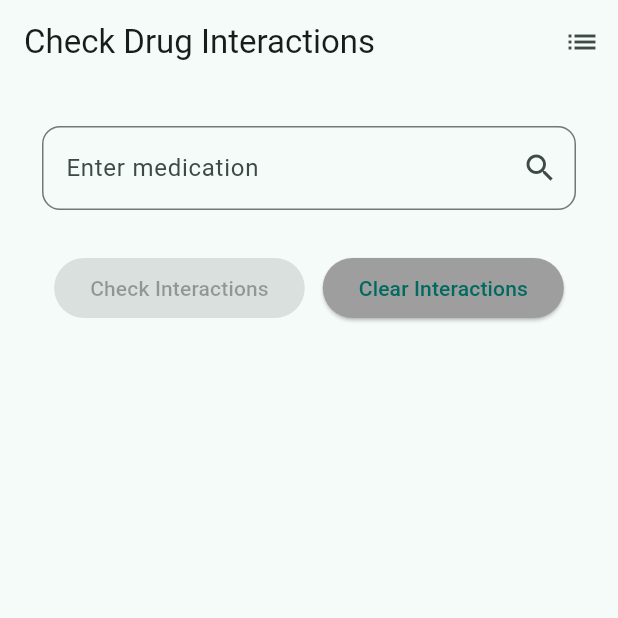
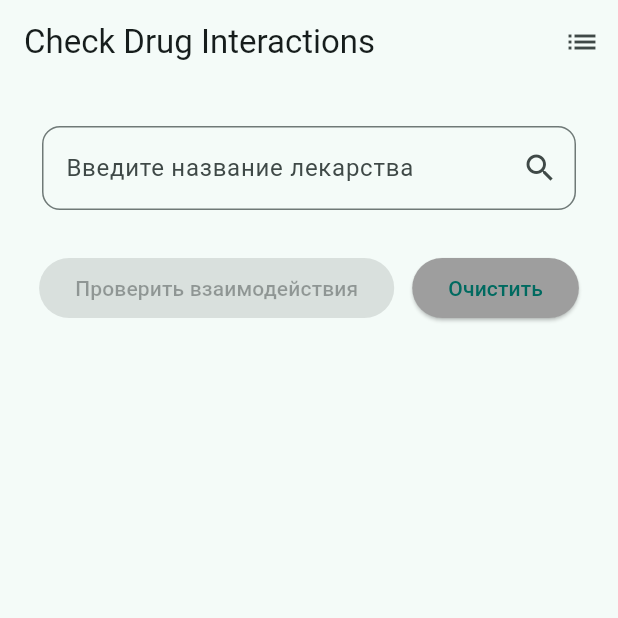
Before and after one commit to Dakera/compatibility_app, a Flutter app: the screen it shows after launch, on a phone screen of 412 x 824 dp, the top half of it. Run offline on Flutter 3.47's test engine with Material 3 defaults, Android fonts, the phone set to English and light mode, and no system bars.

Commit message:
More refactoring

```diff
--- a/lib/screens/interaction_check_screen.dart
+++ b/lib/screens/interaction_check_screen.dart
@@ -4,6 +4,7 @@ import '../models/interaction.dart';
 import '../data/mock_medications.dart';
 import 'medication_list_screen.dart';
 import '../widgets/interaction_card.dart';
+import '../widgets/interaction_body.dart';
 
 class InteractionCheckScreen extends StatefulWidget {
   const InteractionCheckScreen({super.key});
@@ -13,7 +14,6 @@ class InteractionCheckScreen extends StatefulWidget {
 }
 
 class _InteractionCheckScreenState extends State<InteractionCheckScreen> {
-  //List<String> selectedMeds = [];
   List<Interaction> foundInteractions = [];
   final TextEditingController _medController = TextEditingController();
   final List<String> _selectedMedications = [];
@@ -42,6 +42,11 @@ void checkInteractions() {
     });
   }
 
+  void removeMedication(String med) {
+  setState(() {
+    _selectedMedications.remove(med);
+  });
+}
 
 
   Color getColor(InteractionSeverity severity) {
@@ -87,115 +92,21 @@ void checkInteractions() {
           ),
         ],
       ),
-      body: Padding(
-        padding: const EdgeInsets.all(16),
-        child: Column(
-          children: [
-            Padding(
-              padding: const EdgeInsets.all(12.0),
-              child: RawAutocomplete<String>(
-                textEditingController: _medController,
-                focusNode: FocusNode(),
-                optionsBuilder: (TextEditingValue textEditingValue) {
-                  if (textEditingValue.text.isEmpty) {
-                    return const Iterable<String>.empty();
-                  }
-                  return mockMedications
-                      .where((m) => m.name.toLowerCase().contains(textEditingValue.text.toLowerCase()))
-                      .map((m) => m.name); // Преобразуем в Iterable<String>
-                },
-                displayStringForOption: (option) => option,
-                fieldViewBuilder: (context, controller, focusNode, onFieldSubmitted) {
-                  return TextField(
-                    controller: controller,
-                    focusNode: focusNode,
-                    decoration: InputDecoration(
-                      labelText: 'Enter medication',
-                      border: OutlineInputBorder(borderRadius: BorderRadius.circular(12)),
-                      suffixIcon: const Icon(Icons.search),
-                    ),
-                  );
-                },
-                optionsViewBuilder: (context, onSelected, options) {
-                  return Align(
-                    alignment: Alignment.topLeft,
-                    child: Material(
-                      elevation: 4.0,
-                      borderRadius: BorderRadius.circular(8),
-                      child: ListView(
-                        padding: const EdgeInsets.all(8.0),
-                        shrinkWrap: true,
-                        children: options.map((option) {
-                          return ListTile(
-                            title: Text(option),
-                            onTap: () {
-                              if (!_selectedMedications.contains(option)) {
+      body: InteractionBody(
+        medController: _medController,
+        selectedMedications: _selectedMedications,
+        foundInteractions: foundInteractions,
+        onCheck: checkInteractions,
+        onClear: clearInteractions,
+        onRemoveMed: removeMedication,
+        onAddMed: (med) {
+          if (!_selectedMedications.contains(med)) {
             setState(() {
-                                  _selectedMedications.add(option);
+              _selectedMedications.add(med);
               _medController.clear();
             });
           }
-                              onSelected(option);
         },
-                          );
-                        }).toList(),
-                      ),
-                    ),
-                  );
-                },
-              ),
-            ),
-
-            if (_selectedMedications.isNotEmpty)
-              Padding(
-                padding: const EdgeInsets.symmetric(horizontal: 12.0),
-                child: Wrap(
-                  spacing: 8,
-                  children: _selectedMedications.map((med) {
-                    return Chip(
-                      label: Text(med),
-                      deleteIcon: const Icon(Icons.close),
-                      onDeleted: () {
-                        setState(() {
-                          _selectedMedications.remove(med);
-                        });
-                      },
-                    );
-                  }).toList(),
-                ),
-              ),
-
-            const SizedBox(height: 16),
-            Row(
-              mainAxisAlignment: MainAxisAlignment.center,
-              children: [
-                ElevatedButton(
-                  onPressed: _selectedMedications.length >= 2 ? checkInteractions : null,
-                  child: const Text('Check Interactions'),
-                ),
-                const SizedBox(width: 12), // расстояние между кнопками
-                ElevatedButton(
-                  onPressed: () {
-                    clearInteractions();
-                  },
-                  style: ElevatedButton.styleFrom(backgroundColor: Colors.grey),
-                  child: const Text('Clear Interactions')),
-              ]
-            ),
-            const SizedBox(height: 16),
-            if (foundInteractions.isNotEmpty)
-              Expanded(
-                child: ListView.builder(
-                  itemCount: foundInteractions.length,
-                  itemBuilder: (context, index) {
-                    final interaction = foundInteractions[index];
-                    return InteractionCard(interaction: interaction); // refactored to use interaction_card.dart
-                  },
-
-                ),
-              ),
-          ],
-        ),
       ),
     );
   }
--- /dev/null
+++ b/lib/widgets/interaction_body.dart
@@ -0,0 +1,130 @@
+import 'package:flutter/material.dart';
+import '../models/interaction.dart';
+import '../data/mock_medications.dart';
+import '../screens/medication_list_screen.dart';
+import 'interaction_card.dart';
+
+class InteractionBody extends StatelessWidget {
+  final TextEditingController medController;
+  final List<String> selectedMedications;
+  final List<Interaction> foundInteractions;
+  final void Function() onCheck;
+  final void Function() onClear;
+  final void Function(String) onRemoveMed;
+  final void Function(String) onAddMed;
+
+  const InteractionBody({
+    super.key,
+    required this.medController,
+    required this.selectedMedications,
+    required this.foundInteractions,
+    required this.onCheck,
+    required this.onClear,
+    required this.onRemoveMed,
+    required this.onAddMed,
+  });
+
+  @override
+  Widget build(BuildContext context) {
+    return Padding(
+      padding: const EdgeInsets.all(16),
+      child: Column(
+        children: [
+          Padding(
+            padding: const EdgeInsets.all(12.0),
+            child: RawAutocomplete<String>(
+              textEditingController: medController,
+              focusNode: FocusNode(),
+              optionsBuilder: (TextEditingValue textEditingValue) {
+                if (textEditingValue.text.isEmpty) {
+                  return const Iterable<String>.empty();
+                }
+                return mockMedications
+                    .where((m) => m.name.toLowerCase().contains(textEditingValue.text.toLowerCase()))
+                    .map((m) => m.name);
+              },
+              displayStringForOption: (option) => option,
+              fieldViewBuilder: (context, controller, focusNode, onFieldSubmitted) {
+                return TextField(
+                  controller: controller,
+                  focusNode: focusNode,
+                  decoration: InputDecoration(
+                    labelText: 'Введите название лекарства',
+                    hintText: 'Например: Цитрамон',
+                    border: OutlineInputBorder(borderRadius: BorderRadius.circular(12)),
+                    suffixIcon: const Icon(Icons.search),
+                  ),
+                );
+              },
+              optionsViewBuilder: (context, onSelected, options) {
+                return Align(
+                  alignment: Alignment.topLeft,
+                  child: Material(
+                    elevation: 4.0,
+                    borderRadius: BorderRadius.circular(8),
+                    child: ListView(
+                      padding: const EdgeInsets.all(8.0),
+                      shrinkWrap: true,
+                      children: options.map((option) {
+                        return ListTile(
+                          title: Text(option),
+                          onTap: () {
+                            onAddMed(option);
+                            onSelected(option);
+                          },
+                        );
+                      }).toList(),
+                    ),
+                  ),
+                );
+              },
+            ),
+          ),
+          if (selectedMedications.isNotEmpty)
+            Padding(
+              padding: const EdgeInsets.symmetric(horizontal: 12.0),
+              child: Wrap(
+                spacing: 8,
+                children: selectedMedications.map((med) {
+                  return Chip(
+                    label: Text(med),
+                    deleteIcon: const Icon(Icons.close),
+                    onDeleted: () => onRemoveMed(med),
+                  );
+                }).toList(),
+              ),
+            ),
+          const SizedBox(height: 16),
+          Row(
+            mainAxisAlignment: MainAxisAlignment.center,
+            children: [
+              ElevatedButton(
+                onPressed: selectedMedications.length >= 2 ? onCheck : null,
+                style: ElevatedButton.styleFrom(
+                  backgroundColor: selectedMedications.length >= 2 ? Colors.blue : Colors.grey,
+                ),
+                child: const Text('Проверить взаимодействия'),
+              ),
+              const SizedBox(width: 12),
+              ElevatedButton(
+                onPressed: onClear,
+                style: ElevatedButton.styleFrom(backgroundColor: Colors.grey),
+                child: const Text('Очистить'),
+              ),
+            ],
+          ),
+          const SizedBox(height: 16),
+          if (foundInteractions.isNotEmpty)
+            Expanded(
+              child: ListView.builder(
+                itemCount: foundInteractions.length,
+                itemBuilder: (context, index) {
+                  return InteractionCard(interaction: foundInteractions[index]);
+                },
+              ),
+            ),
+        ],
+      ),
+    );
+  }
+}
--- a/lib/widgets/interaction_card.dart
+++ b/lib/widgets/interaction_card.dart
@@ -69,7 +69,7 @@ class InteractionCard extends StatelessWidget {
               );
               return Padding(
                 padding: const EdgeInsets.symmetric(vertical: 6),
-                child: Card(
+                child: Card( // med card
                   elevation: 1,
                   shape: RoundedRectangleBorder(borderRadius: BorderRadius.circular(8)),
                   child: Padding(
```
Also changed, not shown: lib/data/medication_instruction.dart (added, +21 -0 lines), lib/models/interaction.dart (+3 -15 lines), lib/utils/interactions_helper.dart (deleted, +0 -14 lines). Lines whose indentation alone changed are shown as unchanged.
